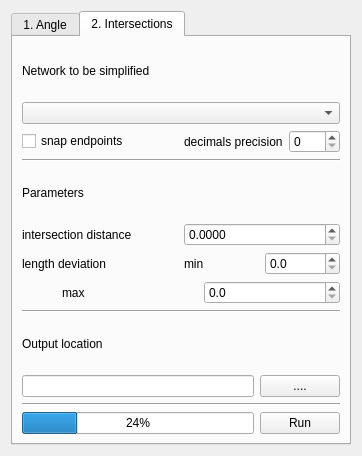
Above: rcl_simplification_dialog_base.ui from spacesyntax/Rcl-simplification- before the change. Below: the same form after it.
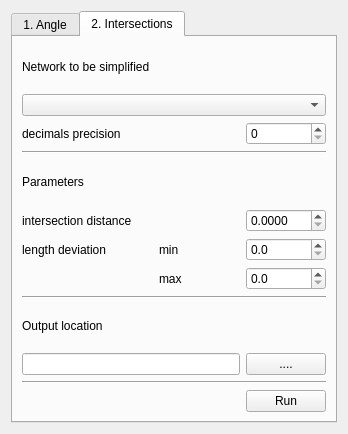
That is the form after the change.

Commit message: updated dialog setting

The edit to the form file:
```diff
--- a/rcl_simplification_dialog_base.ui
+++ b/rcl_simplification_dialog_base.ui
@@ -6,8 +6,8 @@
    <rect>
     <x>0</x>
     <y>0</y>
-    <width>362</width>
-    <height>456</height>
+    <width>348</width>
+    <height>434</height>
    </rect>
   </property>
   <property name="sizePolicy">
@@ -242,201 +242,153 @@
       </attribute>
       <layout class="QVBoxLayout" name="verticalLayout">
        <item>
-        <layout class="QGridLayout" name="gridLayout">
-         <item row="13" column="0">
-          <layout class="QHBoxLayout" name="horizontalLayout_19">
-           <item>
-            <spacer name="horizontalSpacer_5">
-             <property name="orientation">
-              <enum>Qt::Horizontal</enum>
-             </property>
-             <property name="sizeType">
-              <enum>QSizePolicy::Minimum</enum>
-             </property>
-             <property name="sizeHint" stdset="0">
-              <size>
-               <width>40</width>
-               <height>20</height>
-              </size>
-             </property>
-            </spacer>
-           </item>
-           <item>
-            <layout class="QHBoxLayout" name="horizontalLayout_32">
-             <item>
-              <widget class="QLabel" name="label_62">
-               <property name="text">
-                <string>max</string>
-               </property>
-              </widget>
-             </item>
-             <item>
-              <widget class="QDoubleSpinBox" name="maxLenDevSpin">
-               <property name="decimals">
-                <number>1</number>
-               </property>
-              </widget>
-             </item>
-            </layout>
-           </item>
-          </layout>
-         </item>
-         <item row="14" column="0">
-          <widget class="Line" name="line_3">
-           <property name="orientation">
-            <enum>Qt::Horizontal</enum>
+        <layout class="QGridLayout" name="gridLayout_4">
+         <item row="2" column="2">
+          <widget class="QDoubleSpinBox" name="decimalsSpin2">
+           <property name="decimals">
+            <number>0</number>
            </property>
           </widget>
          </item>
-         <item row="0" column="0">
-          <widget class="QLabel" name="label_2">
-           <property name="text">
-            <string>Network to be simplified </string>
-           </property>
-          </widget>
-         </item>
-         <item row="15" column="0">
-          <widget class="QLabel" name="label_7">
-           <property name="text">
-            <string>Output location</string>
-           </property>
-          </widget>
-         </item>
-         <item row="4" column="0">
-          <widget class="QLabel" name="label_4">
-           <property name="text">
-            <string>Parameters</string>
-           </property>
-          </widget>
-         </item>
-         <item row="17" column="0">
+         <item row="11" column="0" colspan="3">
           <widget class="Line" name="line_7">
            <property name="orientation">
             <enum>Qt::Horizontal</enum>
            </property>
           </widget>
          </item>
-         <item row="3" column="0">
-          <widget class="Line" name="line_18">
+         <item row="6" column="1">
+          <widget class="QLabel" name="label_49">
+           <property name="text">
+            <string>min</string>
+           </property>
+          </widget>
+         </item>
+         <item row="10" column="0" colspan="2">
+          <widget class="QLineEdit" name="outputText2"/>
+         </item>
+         <item row="8" column="0" colspan="3">
+          <widget class="Line" name="line_8">
            <property name="orientation">
             <enum>Qt::Horizontal</enum>
            </property>
           </widget>
          </item>
-         <item row="16" column="0">
-          <layout class="QHBoxLayout" name="horizontalLayout_20">
-           <item>
-            <widget class="QLineEdit" name="outputText2"/>
-           </item>
-           <item>
-            <widget class="QPushButton" name="browseOutput2">
-             <property name="text">
-              <string>....</string>
-             </property>
-            </widget>
-           </item>
-          </layout>
+         <item row="9" column="0">
+          <widget class="QLabel" name="label_56">
+           <property name="text">
+            <string>Output location</string>
+           </property>
+          </widget>
          </item>
-         <item row="18" column="0">
-          <layout class="QHBoxLayout" name="horizontalLayout_21">
-           <item>
-            <widget class="QProgressBar" name="progressBar2">
-             <property name="value">
-              <number>24</number>
-             </property>
-            </widget>
-           </item>
-           <item>
-            <widget class="QPushButton" name="run2">
-             <property name="layoutDirection">
-              <enum>Qt::RightToLeft</enum>
-             </property>
-             <property name="text">
-              <string>Run</string>
-             </property>
-            </widget>
-           </item>
-          </layout>
+         <item row="6" column="0">
+          <widget class="QLabel" name="label_64">
+           <property name="text">
+            <string>length deviation </string>
+           </property>
+          </widget>
          </item>
-         <item row="5" column="0">
-          <layout class="QHBoxLayout" name="horizontalLayout_18">
-           <item>
-            <widget class="QLabel" name="label_61">
-             <property name="text">
-              <string>intersection distance</string>
-             </property>
-            </widget>
-           </item>
-           <item>
-            <widget class="QDoubleSpinBox" name="interDistSpin">
-             <property name="decimals">
-              <number>4</number>
-             </property>
-            </widget>
-           </item>
-          </layout>
+         <item row="7" column="2">
+          <widget class="QDoubleSpinBox" name="maxLenDevSpin">
+           <property name="sizePolicy">
+            <sizepolicy hsizetype="Minimum" vsizetype="Fixed">
+             <horstretch>0</horstretch>
+             <verstretch>0</verstretch>
+            </sizepolicy>
+           </property>
+           <property name="decimals">
+            <number>1</number>
+           </property>
+          </widget>
          </item>
-         <item row="12" column="0">
-          <layout class="QHBoxLayout" name="horizontalLayout_42">
-           <item>
-            <widget class="QLabel" name="label_64">
-             <property name="text">
-              <string>length deviation </string>
-             </property>
-            </widget>
-           </item>
-           <item>
-            <layout class="QHBoxLayout" name="horizontalLayout_43">
-             <item>
-              <widget class="QLabel" name="label_65">
-               <property name="text">
-                <string>min</string>
-               </property>
-              </widget>
-             </item>
-             <item>
-              <widget class="QDoubleSpinBox" name="minLenDevSpin">
-               <property name="decimals">
-                <number>1</number>
-               </property>
-              </widget>
-             </item>
-            </layout>
-           </item>
-          </layout>
+         <item row="0" column="0">
+          <widget class="QLabel" name="label_37">
+           <property name="text">
+            <string>Network to be simplified </string>
+           </property>
+          </widget>
+         </item>
+         <item row="3" column="0" colspan="3">
+          <widget class="Line" name="line_9">
+           <property name="orientation">
+            <enum>Qt::Horizontal</enum>
+           </property>
+          </widget>
+         </item>
+         <item row="4" column="0">
+          <widget class="QLabel" name="label_7">
+           <property name="text">
+            <string>Parameters</string>
+           </property>
+          </widget>
          </item>
          <item row="2" column="0">
-          <layout class="QHBoxLayout" name="horizontalLayout_40">
-           <item>
-            <widget class="QCheckBox" name="snapTickBox2">
-             <property name="text">
-              <string>snap endpoints</string>
-             </property>
-            </widget>
-           </item>
-           <item>
-            <layout class="QHBoxLayout" name="horizontalLayout_41">
-             <item>
-              <widget class="QLabel" name="label_63">
-               <property name="text">
-                <string>decimals precision</string>
-               </property>
-              </widget>
-             </item>
-             <item>
-              <widget class="QDoubleSpinBox" name="decimalsSpin2">
-               <property name="decimals">
-                <number>0</number>
-               </property>
-              </widget>
-             </item>
-            </layout>
-           </item>
-          </layout>
+          <widget class="QLabel" name="label_67">
+           <property name="text">
+            <string>decimals precision</string>
+           </property>
+          </widget>
          </item>
-         <item row="1" column="0">
+         <item row="10" column="2">
+          <widget class="QPushButton" name="browseOutput2">
+           <property name="text">
+            <string>....</string>
+           </property>
+          </widget>
+         </item>
+         <item row="6" column="2">
+          <widget class="QDoubleSpinBox" name="minLenDevSpin">
+           <property name="sizePolicy">
+            <sizepolicy hsizetype="Minimum" vsizetype="Fixed">
+             <horstretch>0</horstretch>
+             <verstretch>0</verstretch>
+            </sizepolicy>
+           </property>
+           <property name="decimals">
+            <number>1</number>
+           </property>
+          </widget>
+         </item>
+         <item row="1" column="0" colspan="3">
           <widget class="QComboBox" name="inputCombo2"/>
          </item>
+         <item row="7" column="1">
+          <widget class="QLabel" name="label_45">
+           <property name="text">
+            <string>max</string>
+           </property>
+          </widget>
+         </item>
+         <item row="12" column="2">
+          <widget class="QPushButton" name="run2">
+           <property name="layoutDirection">
+            <enum>Qt::RightToLeft</enum>
+           </property>
+           <property name="text">
+            <string>Run</string>
+           </property>
+          </widget>
+         </item>
+         <item row="5" column="2">
+          <widget class="QDoubleSpinBox" name="interDistSpin">
+           <property name="sizePolicy">
+            <sizepolicy hsizetype="Minimum" vsizetype="Fixed">
+             <horstretch>0</horstretch>
+             <verstretch>0</verstretch>
+            </sizepolicy>
+           </property>
+           <property name="decimals">
+            <number>4</number>
+           </property>
+          </widget>
+         </item>
+         <item row="5" column="0" colspan="2">
+          <widget class="QLabel" name="label_61">
+           <property name="text">
+            <string>intersection distance</string>
+           </property>
+          </widget>
+         </item>
         </layout>
        </item>
       </layout>
```
Left out of the diff: 278 changed lines with no effect on the pictures. The commit also changes 1 other file.
